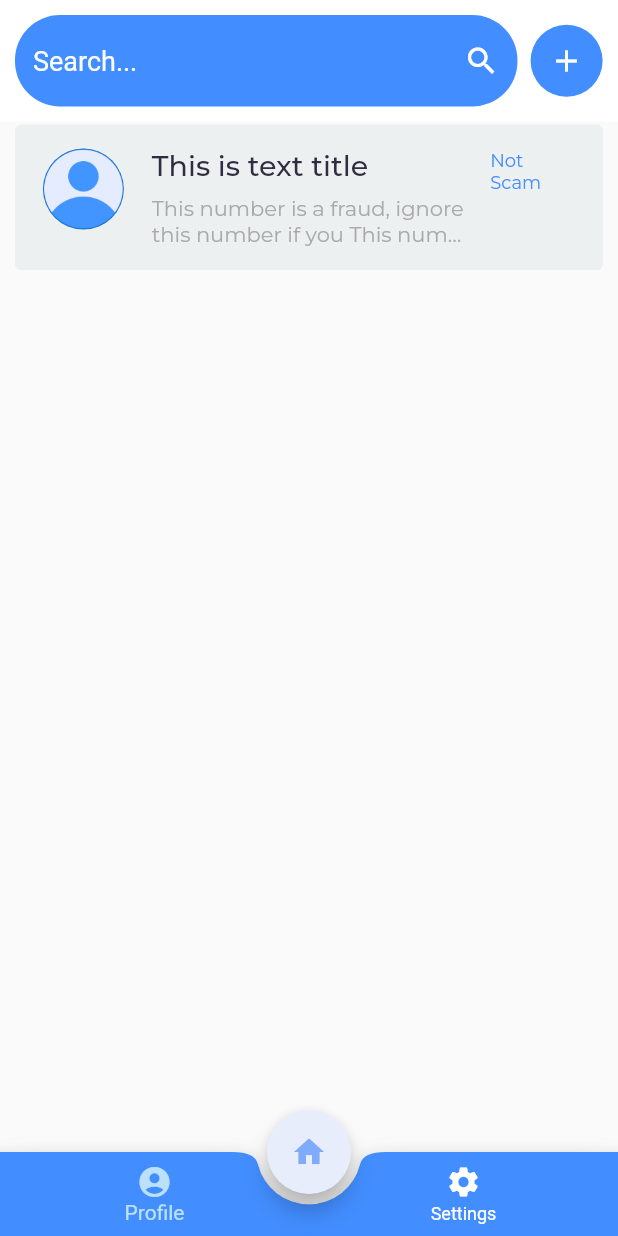
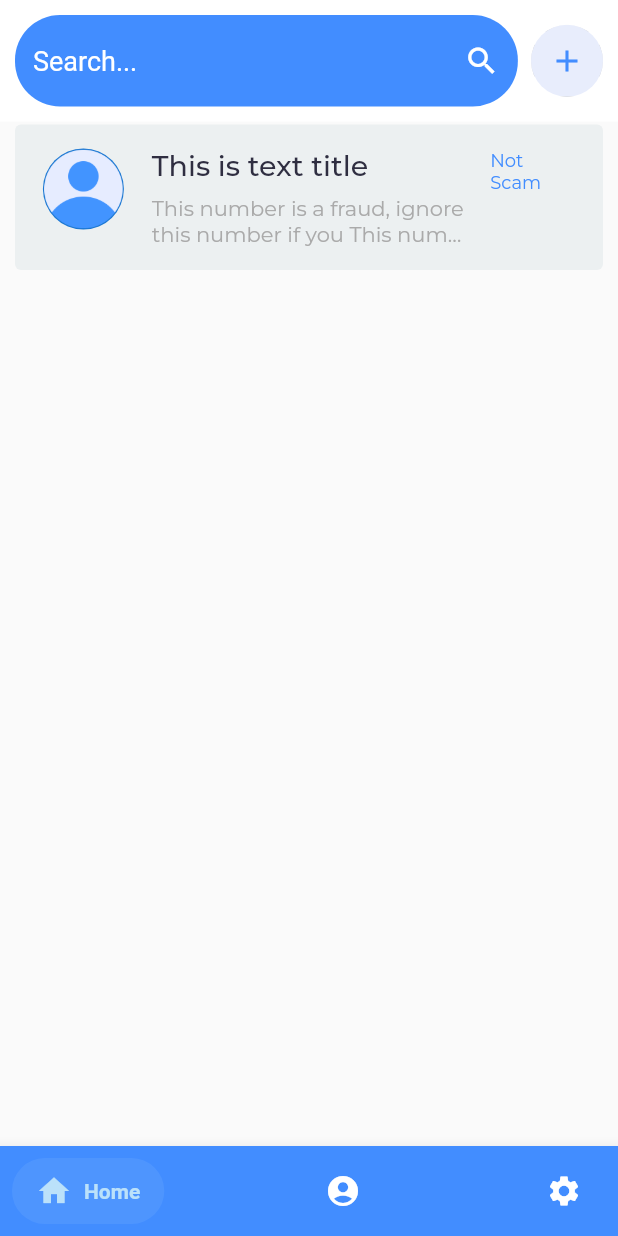
Before and after one commit to rizkyputrapb/CSD104_SUSMATIOR, a Flutter app: the MainScreen screen opened by its route, on a phone screen of 412 x 824 dp. Run offline on Flutter 3.47's test engine with Material 2 defaults, Android fonts, the phone set to English and light mode, and no system bars; drawn by our look-alikes of salomon_bottom_bar; our stand-ins replace google_fonts.

Commit message:
Fix size search bar, fix color active toggle switch, and change bottomnavigationbar to salomonbottombar

```diff
--- a/lib/ui/screens/home/home_screen.dart
+++ b/lib/ui/screens/home/home_screen.dart
@@ -25,8 +25,7 @@ class HomeScreen extends StatelessWidget {
                 padding: const EdgeInsets.all(10.0),
                 child: Row(
                   children: [
-                    SizedBox(
-                      width: MediaQuery.of(context).size.width / 1.23,
+                    Flexible(
                       child: TextFormField(
                         cursorColor: Colors.white,
                         maxLines: 1,
@@ -57,11 +56,10 @@ class HomeScreen extends StatelessWidget {
                     SizedBox(
                       width: MediaQuery.of(context).size.width / 47,
                     ),
-                    Container(
-                      decoration: BoxDecoration(
-                        color: Color(0xFF428DFF),
-                        borderRadius: BorderRadius.circular(radius_30),
-                      ),
+                    ClipOval(
+                      child: Card(
+                        margin: EdgeInsets.all(0),
+                        color: Color(0xFFE8EDFC),
                         child: IconButton(
                           onPressed: () {
                             Navigator.pushNamed(
@@ -71,7 +69,8 @@ class HomeScreen extends StatelessWidget {
                           },
                           icon: const Icon(
                             Icons.add,
-                          color: Colors.white,
+                            color: Color(0xFF428DFF),
+                          ),
                         ),
                       ),
                     )
--- a/lib/ui/screens/main/main_screens.dart
+++ b/lib/ui/screens/main/main_screens.dart
@@ -1,7 +1,7 @@
 import 'package:flutter/material.dart';
 import 'package:susmatior_app/ui/screens/home/home_screen.dart';
-import 'package:susmatior_app/ui/screens/questionnaire/questionnaire_screens.dart';
 import 'package:susmatior_app/ui/screens/setting/setting_screens.dart';
+import 'package:salomon_bottom_bar/salomon_bottom_bar.dart';
 
 class MainScreen extends StatefulWidget {
   static const routeName = '/main_screen';
@@ -21,36 +21,34 @@ class _MainScreenState extends State<MainScreen> {
 
   final List<Widget> _listWidget = <Widget>[
     const HomeScreen(),
+    const Placeholder(),
     const SettingScreen(),
   ];
   @override
   Widget build(BuildContext context) {
     return Scaffold(
       body: _listWidget[_bottomNavbarIndex],
-      floatingActionButton: FloatingActionButton(
-        backgroundColor: Color(0xFFE8EDFC),
-        onPressed: () {
-          Navigator.pushNamed(context, MainScreen.routeName);
-        },
-        child: const Icon(
-          Icons.home,
-          color: Color(0xFF7FACFA),
-        ),
-      ),
       bottomNavigationBar: BottomAppBar(
-        shape: CircularNotchedRectangle(),
-        clipBehavior: Clip.antiAlias,
-        notchMargin: 7,
-        child: BottomNavigationBar(
-          backgroundColor: const Color(0xFF428DFF),
-          items: const <BottomNavigationBarItem>[
-            BottomNavigationBarItem(
-              icon: Icon(Icons.account_circle),
-              label: 'Profile',
+        color: Color(0xFF428DFF),
+        child: SalomonBottomBar(
+          items: [
+            SalomonBottomBarItem(
+              icon: Icon(
+                Icons.home,
+              ),
+              title: Text('Home'),
             ),
-            BottomNavigationBarItem(
-              icon: Icon(Icons.settings),
-              label: 'Settings',
+            SalomonBottomBarItem(
+              icon: Icon(
+                Icons.account_circle,
+              ),
+              title: Text('Profile'),
+            ),
+            SalomonBottomBarItem(
+              icon: Icon(
+                Icons.settings,
+              ),
+              title: Text('Settings'),
             ),
           ],
           selectedItemColor: const Color(0xFFBBE1FA),
@@ -59,7 +57,6 @@ class _MainScreenState extends State<MainScreen> {
           onTap: _onItemTap,
         ),
       ),
-      floatingActionButtonLocation: FloatingActionButtonLocation.centerDocked,
     );
   }
 }
--- a/lib/ui/screens/setting/setting_screens.dart
+++ b/lib/ui/screens/setting/setting_screens.dart
@@ -39,7 +39,7 @@ class SettingScreen extends StatelessWidget {
                   flex: 1,
                   child: Switch.adaptive(
                     value: false,
-                    activeColor: Colors.amber[900],
+                    activeColor: Color(0xFF428DFF),
                     onChanged: (newValue) {},
                   ),
                 ),
--- a/pubspec.yaml
+++ b/pubspec.yaml
@@ -35,6 +35,7 @@ dependencies:
   # Use with the CupertinoIcons class for iOS style icons.
   cupertino_icons: ^1.0.2
   google_fonts: ^2.1.0
+  salomon_bottom_bar: ^3.1.0
 
 dev_dependencies:
   flutter_test:
```
Also changed, not shown: pubspec.lock. Lines whose indentation alone changed are shown as unchanged.
